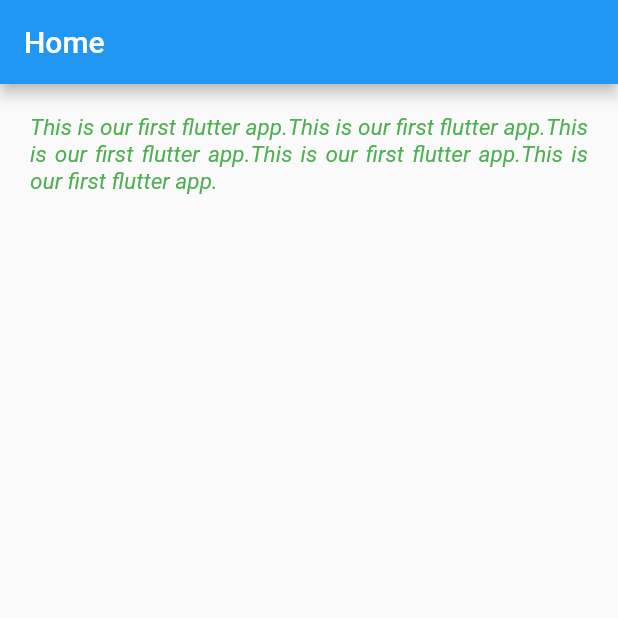
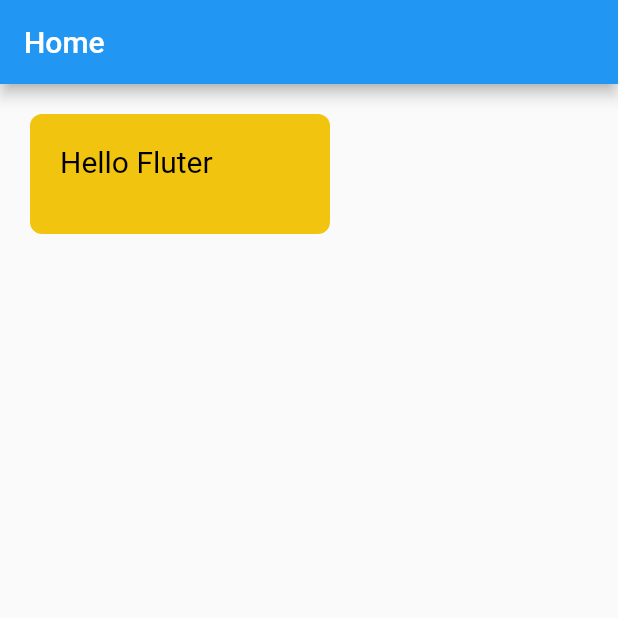
Before and after one commit to amiarafat/flutter_tutorial, a Flutter app: the screen it shows after launch, on a phone screen of 412 x 824 dp, the top half of it. Run offline on Flutter 3.47's test engine with Material 2 defaults, Android fonts, the phone set to English and light mode, and no system bars.

Commit message:
container  with backgroud decoration

```diff
--- /dev/null
+++ b/lib/Helper.dart
@@ -0,0 +1,35 @@
+class Helper{
+
+  static int getHexToInt(String colorStr){
+
+    colorStr = "FF" + colorStr;
+    colorStr = colorStr.replaceAll("#", "");
+
+    int val = 0;
+    int len = colorStr.length;
+
+    for(int i = 0; i<len; i++){
+
+      int hexDigit = colorStr.codeUnitAt(i);
+
+      if(hexDigit>=48 && hexDigit<= 57){
+
+        val += (hexDigit -48) * (1<<(4*(len-1-i)));
+
+      }else if(hexDigit>=65 && hexDigit<= 70){
+
+        val += (hexDigit -55) * (1<<(4*(len-1-i)));
+
+      }else if(hexDigit>=97 && hexDigit<= 102){
+
+        val += (hexDigit -87) * (1<<(4*(len-1-i)));
+
+      }else {
+
+        throw new FormatException("An Error Occured formatting color");
+      }
+    }
+    return val;
+  }
+
+}
--- a/lib/main.dart
+++ b/lib/main.dart
@@ -1,4 +1,6 @@
+import 'package:flutter/cupertino.dart';
 import 'package:flutter/material.dart';
+import 'package:flutter_app_new/Helper.dart';
 
 
 void main(){
@@ -19,10 +21,16 @@ class HomePage extends StatelessWidget{
         appBar: new AppBar(
           title: new Text('Home'),
         ),
-        body: Padding(
-          padding: EdgeInsets.all(20.0),
-          child: new Text('This is our first flutter app.This is our first flutter app.This is our first flutter app.This is our first flutter app.This is our first flutter app. ',
-              textAlign: TextAlign.justify, style: TextStyle(color: Colors.green,fontSize: 15, fontStyle: FontStyle.italic)),
+        body: Container(
+          margin: EdgeInsets.only(left: 20,top: 20),
+          padding: EdgeInsets.all(20.0) ,
+          height: 80,
+          width: 200,
+          decoration: BoxDecoration(
+            borderRadius: BorderRadius.circular(8),
+            color: Color(Helper.getHexToInt("#F1C40F"))
+          ),
+          child: Text('Hello Fluter', style: TextStyle(color: Colors.black,fontSize: 20),),
         )
       );
   }
```
